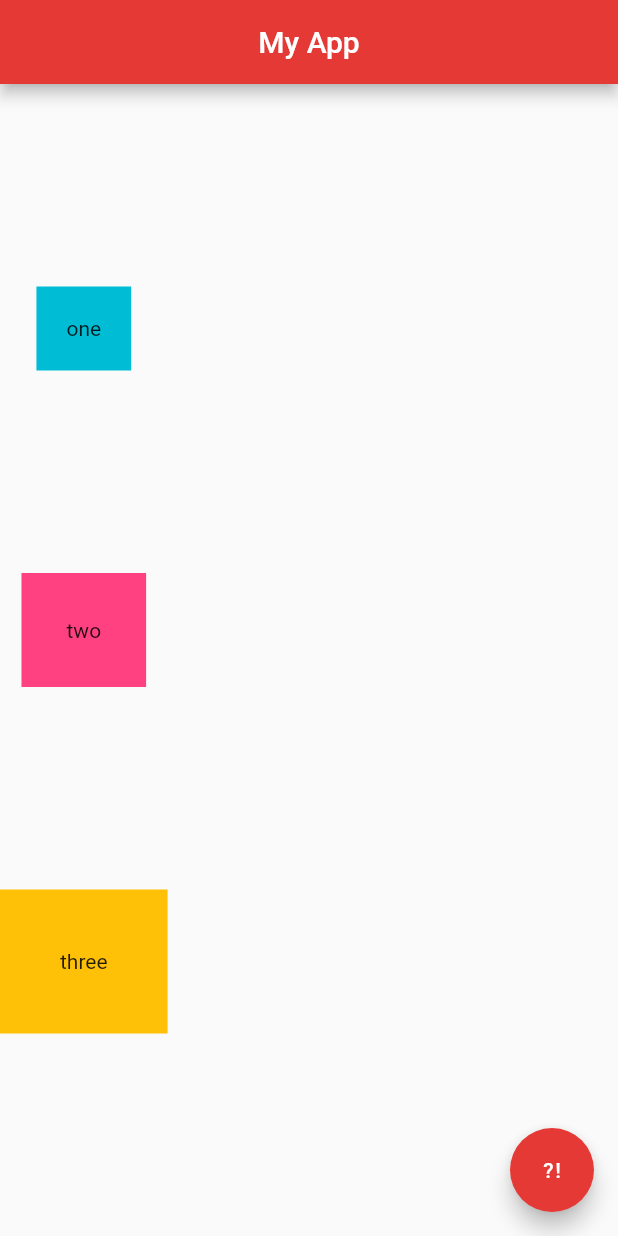
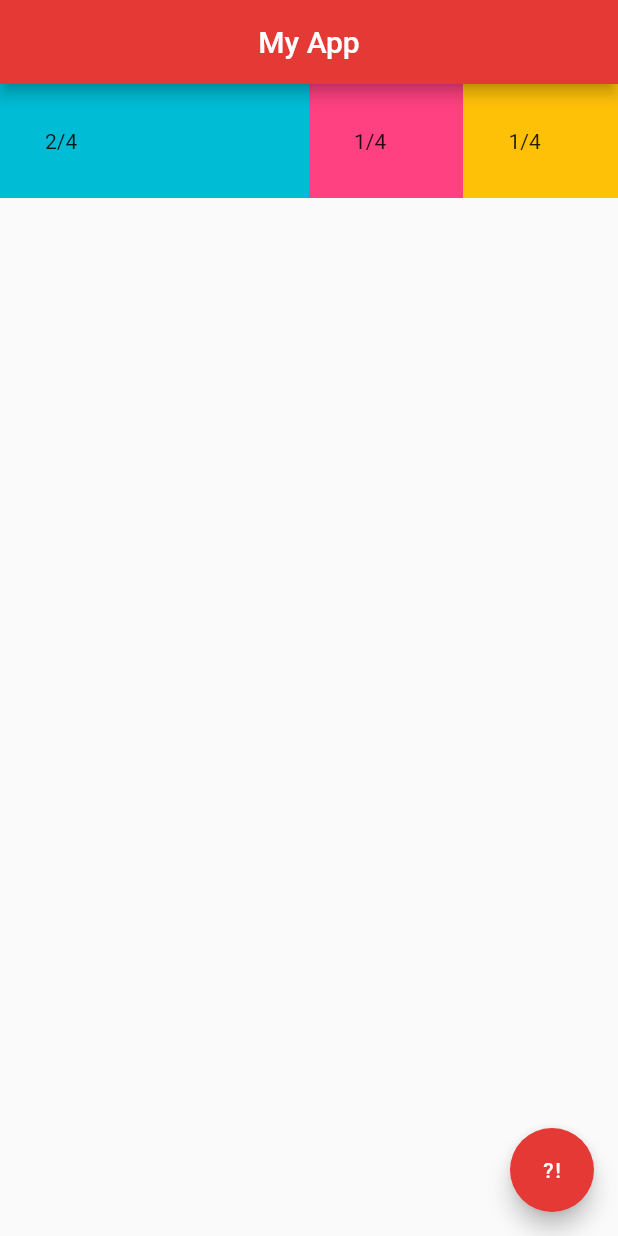
Before and after one commit to luizdebem/flutter-studies, a Flutter app: the screen it shows after launch, on a phone screen of 412 x 824 dp. Run offline on Flutter 3.47's test engine with Material 2 defaults, Android fonts, the phone set to English and light mode, and no system bars.

Commit message:
Expanded Widget & Flex

```diff
--- a/lib/main.dart
+++ b/lib/main.dart
@@ -11,22 +11,30 @@ class Home extends StatelessWidget {
         centerTitle: true,
         backgroundColor: Colors.red[600],
       ),
-      body: Column(
-        mainAxisAlignment: MainAxisAlignment.spaceEvenly,
-        crossAxisAlignment: CrossAxisAlignment.center,
+      body: Row(
         children: [
-          Container(
-              padding: EdgeInsets.all(20),
-              color: Colors.cyan,
-              child: Text('one')),
-          Container(
-              padding: EdgeInsets.all(30),
-              color: Colors.pinkAccent,
-              child: Text('two')),
-          Container(
-              padding: EdgeInsets.all(40),
-              color: Colors.amber,
-              child: Text('three'))
+          // Expanded(child: Image.asset('assets/bob-esponja.jpg'), flex: 1),
+          Expanded(
+            flex: 2,
+            child: Container(
+                padding: EdgeInsets.all(30),
+                color: Colors.cyan,
+                child: Text('2/4')),
+          ),
+          Expanded(
+            flex: 1,
+            child: Container(
+                padding: EdgeInsets.all(30),
+                color: Colors.pinkAccent,
+                child: Text('1/4')),
+          ),
+          Expanded(
+            flex: 1,
+            child: Container(
+                padding: EdgeInsets.all(30),
+                color: Colors.amber,
+                child: Text('1/4')),
+          )
         ],
       ),
       floatingActionButton: FloatingActionButton(
```
